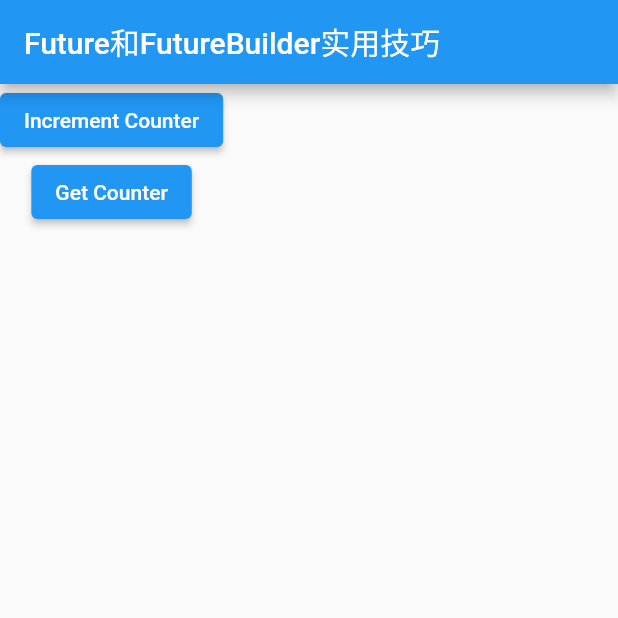
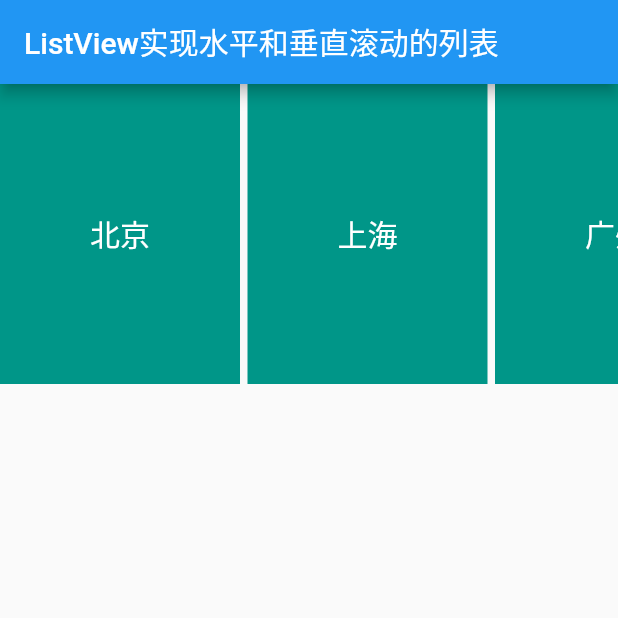
Before and after one commit to shixin58/flutter_trip, a Flutter app: the screen it shows after launch, on a phone screen of 412 x 824 dp, the top half of it. Run offline on Flutter 3.47's test engine with Material 2 defaults, Android fonts, the phone set to English and light mode, and no system bars; our stand-ins replace flutter_swiper_view.

Commit message:
ListView实现水平和垂直滚动的列表

```diff
--- a/lib/main.dart
+++ b/lib/main.dart
@@ -1,5 +1,6 @@
 import 'package:flutter/material.dart';
-import 'package:shared_preferences/shared_preferences.dart';
+
+const cityNames = ['北京', '上海', '广州', '深圳', '重庆', '武汉', '杭州', '西安', '郑州', '南京', '厦门', '大连'];
 
 void main() {
   runApp(const MyApp());
@@ -21,45 +22,40 @@ class _MyAppState extends State<MyApp> {
     return MaterialApp(
       home: Scaffold(
         appBar: AppBar(
-          title: const Text('Future和FutureBuilder实用技巧'),
+          title: const Text('ListView实现水平和垂直滚动的列表',),
         ),
-        body: Column(
-          children: [
-            ElevatedButton(
-              onPressed: _incrementCounter,
-              child: const Text('Increment Counter'),
-            ),
-            ElevatedButton(
-              onPressed: _getCounter,
-              child: const Text('Get Counter'),
-            ),
-            Text(
-              countString,
-              style: const TextStyle(fontSize: 20),
-            ),
-            Text(
-              localCount,
-              style: const TextStyle(fontSize: 20),
-            ),
-          ],
+        body: SizedBox(
+          height: 200,
+          child: ListView(
+            scrollDirection: Axis.horizontal,
+            children: _buildList(),
+          ),
         )
       ),
     );
   }
 
-  _incrementCounter() async {
-    SharedPreferences prefs = await SharedPreferences.getInstance();
-    setState(() {
-      countString = '$countString 1';
-    });
-    int counter = (prefs.getInt('counter')??0) + 1;
-    await prefs.setInt('counter', counter);
+  List<Widget> _buildList() {
+    return cityNames.map((city) => _item(city)).toList();
   }
 
-  _getCounter() async {
-    SharedPreferences prefs = await SharedPreferences.getInstance();
-    setState(() {
-      localCount = (prefs.getInt('counter')??0).toString();
-    });
+  // Widget _item(city) {
+  //   return Container(
+  //     height: 80,
+  //     margin: const EdgeInsets.only(bottom: 5),
+  //     alignment: Alignment.center,
+  //     decoration: const BoxDecoration(color: Colors.teal),
+  //     child: Text(city, style: const TextStyle(color: Colors.white, fontSize: 20),),
+  //   );
+  // }
+
+  Widget _item(city) {
+    return Container(
+      width: 160,
+      margin: const EdgeInsets.only(right: 5),
+      alignment: Alignment.center,
+      decoration: const BoxDecoration(color: Colors.teal),
+      child: Text(city, style: const TextStyle(color: Colors.white, fontSize: 20),),
+    );
   }
 }
```
